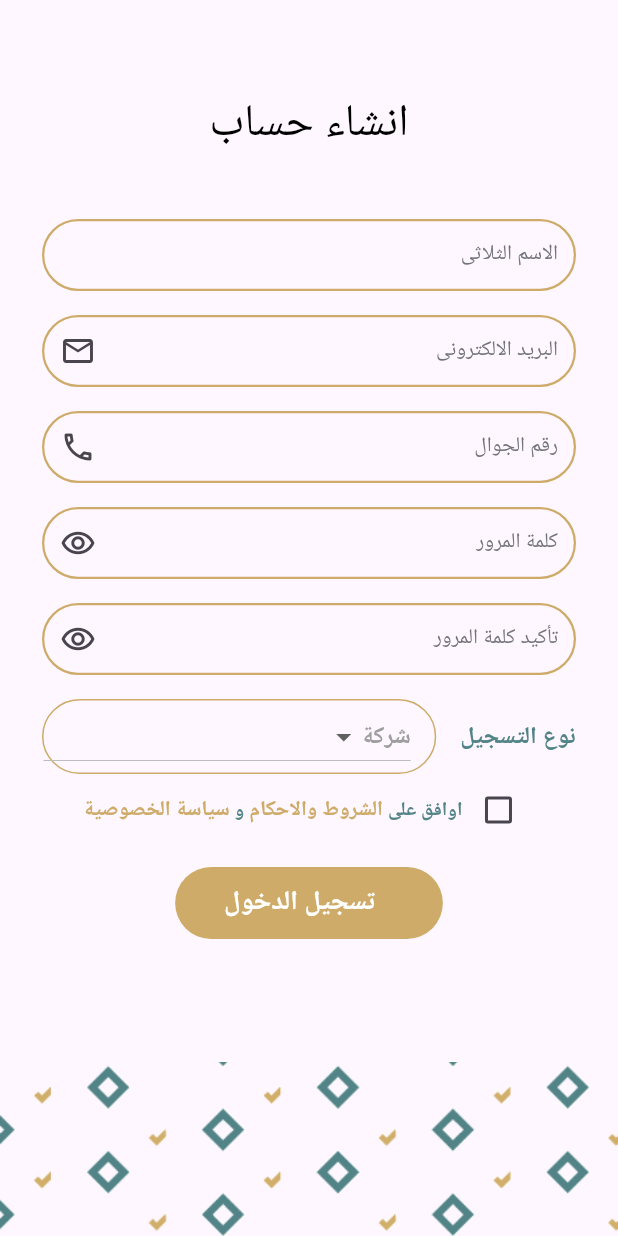
After one commit to ZiadWaled/flutter_task, a Flutter app: the RegisterView screen opened by its route, on a phone screen of 412 x 824 dp. The commit adds this screen. Run offline on Flutter 3.47's test engine with Material 3 defaults, Android fonts, the phone set to English and light mode, and no system bars; our stand-ins replace flutter_svg, go_router; Roboto replaces fonts that are missing (Montserrat).

Commit message:
Add register view

```diff
--- a/lib/presentation/auth/login/login_view.dart
+++ b/lib/presentation/auth/login/login_view.dart
@@ -2,6 +2,7 @@ import 'package:flutter/cupertino.dart';
 import 'package:flutter/material.dart';
 import 'package:flutter/widgets.dart';
 import 'package:flutter_svg/flutter_svg.dart';
+import 'package:flutter_task/presentation/widgets/main_button.dart';
 import 'package:flutter_task/presentation/resources/app_router.dart';
 import 'package:flutter_task/presentation/resources/assets_manager.dart';
 import 'package:flutter_task/presentation/resources/color_manager.dart';
@@ -36,6 +37,9 @@ class _LoginViewState extends State<LoginView> {
           children: [
             Image.asset(ImageAssets.backLogin),
             const Spacer(),
+            SingleChildScrollView(
+              child: Column(
+                children: [
                   Text(
                     AppStrings.login,
                     style: Theme.of(context).textTheme.titleMedium,
@@ -68,7 +72,9 @@ class _LoginViewState extends State<LoginView> {
                     child: TextFormField(
                       keyboardType: TextInputType.visiblePassword,
                       controller: _passwordController,
+
                       decoration: const InputDecoration(
+
                         hintText: AppStrings.password,
                         labelText: AppStrings.password,
                         suffixIcon: Icon(Icons.remove_red_eye_outlined),
@@ -96,23 +102,7 @@ class _LoginViewState extends State<LoginView> {
                     height: AppSize.s16,
                   ),
                   // Button (login)
-            Container(
-              padding: const EdgeInsets.only(
-                left: AppPadding.p28,
-                right: AppPadding.p40,
-              ),
-              decoration: BoxDecoration(
-                color: ColorManager.primary,
-                borderRadius: const BorderRadius.all(
-                  Radius.circular(AppSize.s40),
-                ),
-              ),
-              child: TextButton(
-                  onPressed: () {},
-                  child: Text(
-                    AppStrings.login,
-                    style: Theme.of(context).textTheme.titleSmall,
-                  )),
+                  MainButton(text: AppStrings.login, onPressed: (){}
                   ),
 
                   // Button (create acc)
@@ -122,13 +112,19 @@ class _LoginViewState extends State<LoginView> {
                       bottom: AppSize.s20,
                       top: AppSize.s20,
                     ),
+                    child: InkWell(
+                      onTap: (){
+
+                         GoRouter.of(context).push(AppRouter.kRegisterView);
+
+                      },
                       child: RichText(
                         text: TextSpan(
                           text: AppStrings.registerText2,
                           style: Theme.of(context).textTheme.bodyLarge,
                           children: <TextSpan>[
                             TextSpan(
-                      text: AppStrings.registerText1,
+                              text: AppStrings.registerText,
                               style: Theme.of(context)
                                   .textTheme
                                   .bodyLarge
@@ -136,6 +132,10 @@ class _LoginViewState extends State<LoginView> {
                             ),
                           ],
                         ),
+                      ),
+                    ),
+                  ),
+                ],
               ),
             ),
             const Spacer(),
--- /dev/null
+++ b/lib/presentation/auth/rigester/register_view.dart
@@ -0,0 +1,210 @@
+import 'package:flutter/cupertino.dart';
+import 'package:flutter/material.dart';
+import 'package:flutter_task/presentation/resources/assets_manager.dart';
+import 'package:flutter_task/presentation/resources/color_manager.dart';
+import 'package:flutter_task/presentation/resources/strings_manager.dart';
+import 'package:flutter_task/presentation/resources/values_manager.dart';
+import 'package:flutter_task/presentation/widgets/main_button.dart';
+
+class RegisterView extends StatefulWidget {
+  const RegisterView({super.key});
+
+  @override
+  State<RegisterView> createState() => _RegisterViewState();
+}
+
+class _RegisterViewState extends State<RegisterView> {
+  bool _agreedToTerms = false;
+  String? _selectedOption;
+
+  @override
+  Widget build(BuildContext context) {
+    return Scaffold(
+      body: Column(
+        children: [
+          Padding(
+            padding: const EdgeInsets.only(
+              left: AppPadding.p28,
+              right: AppPadding.p28,
+              top: AppPadding.p60,
+            ),
+            child: Column(
+              crossAxisAlignment: CrossAxisAlignment.center,
+              children: [
+                Text(
+                  AppStrings.registerText,
+                  style: Theme.of(context).textTheme.titleMedium,
+                ),
+                const SizedBox(
+                  height: AppSize.s40,
+                ),
+                TextFormField(
+                  keyboardType: TextInputType.emailAddress,
+                  decoration: const InputDecoration(
+                    hintText: AppStrings.name3,
+                    labelText: AppStrings.name3,
+                  ),
+                ),
+                const SizedBox(
+                  height: AppSize.s16,
+                ),
+                TextFormField(
+                  keyboardType: TextInputType.emailAddress,
+                  decoration: const InputDecoration(
+                    hintText: AppStrings.userName,
+                    labelText: AppStrings.userName,
+                    suffixIcon: Icon(Icons.email_outlined),
+                  ),
+                ),
+                const SizedBox(
+                  height: AppSize.s16,
+                ),
+                TextFormField(
+                  keyboardType: TextInputType.phone,
+                  decoration: const InputDecoration(
+                    hintText: AppStrings.phone,
+                    labelText: AppStrings.phone,
+                    suffixIcon: Icon(Icons.phone_outlined),
+                  ),
+                ),
+                const SizedBox(
+                  height: AppSize.s16,
+                ),
+                TextFormField(
+                  keyboardType: TextInputType.visiblePassword,
+                  decoration: const InputDecoration(
+                    hintText: AppStrings.password,
+                    labelText: AppStrings.password,
+                    suffixIcon: Icon(Icons.remove_red_eye_outlined),
+                  ),
+                ),
+                const SizedBox(
+                  height: AppSize.s16,
+                ),
+                TextFormField(
+                  keyboardType: TextInputType.visiblePassword,
+                  decoration: const InputDecoration(
+                    hintText: AppStrings.confirmPassword,
+                    labelText: AppStrings.confirmPassword,
+                    suffixIcon: Icon(Icons.remove_red_eye_outlined),
+                  ),
+                ),
+                const SizedBox(
+                  height: AppSize.s16,
+                ),
+                Row(
+                  children: [
+                    Text(
+                      AppStrings.registrationType,
+                      style: Theme.of(context).textTheme.labelSmall,
+                    ),
+                    const SizedBox(width: AppSize.s16),
+                    Expanded(
+                      child: Container(
+                        padding: const EdgeInsets.only(right: AppSize.s16),
+                        decoration: BoxDecoration(
+                            borderRadius: const BorderRadius.all(
+                                Radius.circular(AppSize.s40)),
+                            border: Border.all(color: ColorManager.primary)),
+                        child: DropdownButton<String>(
+                          value: _selectedOption,
+                          hint: Text(
+                            AppStrings.company,
+                            style: Theme.of(context)
+                                .textTheme
+                                .labelSmall
+                                ?.copyWith(color: Colors.grey),
+                          ),
+                          items: <String>['z', 'y', 'x'].map((String value) {
+                            return DropdownMenuItem<String>(
+                              value: value,
+                              child: Text(
+                                value,
+                                style: Theme.of(context)
+                                    .textTheme
+                                    .labelSmall
+                                    ?.copyWith(color: Colors.grey),
+                              ),
+                            );
+                          }).toList(),
+                          onChanged: (String? newValue) {
+                            setState(() {
+                              _selectedOption = newValue;
+                            });
+                          },
+                        ),
+                      ),
+                    ),
+                  ],
+                ),
+                SingleChildScrollView(
+                  scrollDirection: Axis.horizontal,
+                  child: Row(
+                    children: [
+                      Checkbox(
+                        checkColor: ColorManager.white,
+                        activeColor: ColorManager.primary,
+                        value: _agreedToTerms,
+                        onChanged: (bool? value) {
+                          setState(() {
+                            _agreedToTerms = value!;
+                          });
+                        },
+                      ),
+
+                      // اوافق على / الشروط والاحكام / و /سياسة الخصوصية
+
+                      RichText(
+                        maxLines: 2,
+                        text: TextSpan(
+                          text: AppStrings.agree,
+                          style: Theme.of(context)
+                              .textTheme
+                              .labelSmall
+                              ?.copyWith(fontSize: 13),
+                          children: <TextSpan>[
+                            TextSpan(
+                              text: AppStrings.conditions,
+                              style: Theme.of(context)
+                                  .textTheme
+                                  .labelSmall
+                                  ?.copyWith(
+                                      color: ColorManager.primary, fontSize: 14),
+                            ),
+                            TextSpan(
+                              text: AppStrings.and,
+                              style: Theme.of(context)
+                                  .textTheme
+                                  .labelSmall
+                                  ?.copyWith(fontSize: 13),
+                            ),
+                            TextSpan(
+                              text: AppStrings.privacy,
+                              style: Theme.of(context)
+                                  .textTheme
+                                  .labelSmall
+                                  ?.copyWith(
+                                      color: ColorManager.primary, fontSize: 14),
+                            ),
+                          ],
+                        ),
+                      ),
+                    ],
+                  ),
+                ),
+                const SizedBox(height: AppSize.s14,),
+                MainButton(
+                  text: AppStrings.login,
+                  onPressed: () {},
+                ),
+
+              ],
+            ),
+          ),
+          Spacer(),
+          Image.asset(ImageAssets.backLogin2),
+        ],
+      ),
+    );
+  }
+}
--- a/lib/presentation/auth/select_user_type/select_user_type_page.dart
+++ b/lib/presentation/auth/select_user_type/select_user_type_page.dart
@@ -2,7 +2,7 @@
 // import 'package:challenge/core/constants/app_space.dart';
 // import 'package:challenge/core/ys_localizations/ys_localizations.dart';
 // import 'package:challenge/views/auth/rigester/provider_rigester_page.dart';
-// import 'package:challenge/views/auth/rigester/tourist_rigester_page.dart';
+// import 'package:challenge/views/auth/rigester/register_view.dart';
 // import 'package:challenge/views/widgets/back_button.dart';
 // import 'package:challenge/views/widgets/main_scaffold.dart';
 // import 'package:challenge/views/widgets/main_text.dart';
--- a/lib/presentation/resources/app_router.dart
+++ b/lib/presentation/resources/app_router.dart
@@ -1,6 +1,7 @@
 
 
 import 'package:flutter_task/presentation/auth/login/login_view.dart';
+import 'package:flutter_task/presentation/auth/rigester/register_view.dart';
 import 'package:flutter_task/presentation/splash/splash_view.dart';
 import 'package:go_router/go_router.dart';
 
@@ -22,11 +23,11 @@ abstract class AppRouter {
           return const LoginView();
         },
       ),
-      // GoRoute(
-      //   path: kRegisterView,
-      //   builder: (context, state)  {
-      //     return const RegisterView();},
-      // ),
+      GoRoute(
+        path: kRegisterView,
+        builder: (context, state)  {
+          return const RegisterView();},
+      ),
       // GoRoute(
       //   path: kForgotPasswordView,
       //   builder: (context, state) => const ForgotPasswordView(),
--- a/lib/presentation/resources/strings_manager.dart
+++ b/lib/presentation/resources/strings_manager.dart
@@ -9,13 +9,23 @@ class AppStrings {
   static const phoneError = "Please enter your phone number ";
   static const emailError = "Please enter your email ";
   static const forgetPassword = "هل نسيت كلمة المرور؟";
-  static const registerText1 = "انشاء حساب";
+  static const registerText = "انشاء حساب";
   static const registerText2 = "ليس لديك حساب؟  ";
   static const imtiazAr = "امتياز";
   static const imtiazEn = "Imtiaz";
   static const wazeftak = "وظيفتك ";
   static const andena = "جاهزه";
   static const login = "تسجيل الدخول";
+  static const name3 = "الاسم الثلاثى";
+  static const confirmPassword = "تأكيد كلمة المرور";
+  static const company = "شركة";
+  static const registrationType = "نوع التسجيل";
+// اوافق على / الشروط والاحكام / و /سياسة الخصوصية
+  static const agree = "اوافق على ";
+  static const conditions = "الشروط والاحكام ";
+  static const and = "و ";
+  static const privacy = "سياسة الخصوصية";
+
 
 
 }
--- a/lib/presentation/resources/values_manager.dart
+++ b/lib/presentation/resources/values_manager.dart
@@ -16,6 +16,7 @@ class AppPadding {
   static const double p20 = 20;
   static const double p28 = 28;
   static const double p40 = 40;
+  static const double p60 = 60;
   static const double p90 = 90;
 }
 
--- /dev/null
+++ b/lib/presentation/widgets/main_button.dart
@@ -0,0 +1,33 @@
+import 'package:flutter/material.dart';
+import 'package:flutter_task/presentation/resources/color_manager.dart';
+import 'package:flutter_task/presentation/resources/strings_manager.dart';
+import 'package:flutter_task/presentation/resources/values_manager.dart';
+
+class MainButton extends StatelessWidget {
+
+  final String text;
+  final void Function()? onPressed;
+   const MainButton({super.key, required this.text, required this.onPressed});
+
+  @override
+  Widget build(BuildContext context) {
+    return   Container(
+      padding: const EdgeInsets.only(
+        left: AppPadding.p28,
+        right: AppPadding.p40,
+      ),
+      decoration: BoxDecoration(
+        color: ColorManager.primary,
+        borderRadius: const BorderRadius.all(
+          Radius.circular(AppSize.s40),
+        ),
+      ),
+      child: TextButton(
+          onPressed:onPressed,
+          child: Text(
+            text,
+            style: Theme.of(context).textTheme.titleSmall,
+          )),
+    );
+  }
+}
```
Also changed, not shown: lib/presentation/auth/rigester/tourist_rigester_page.dart (deleted, +0 -130 lines). Lines whose indentation alone changed are shown as unchanged.
